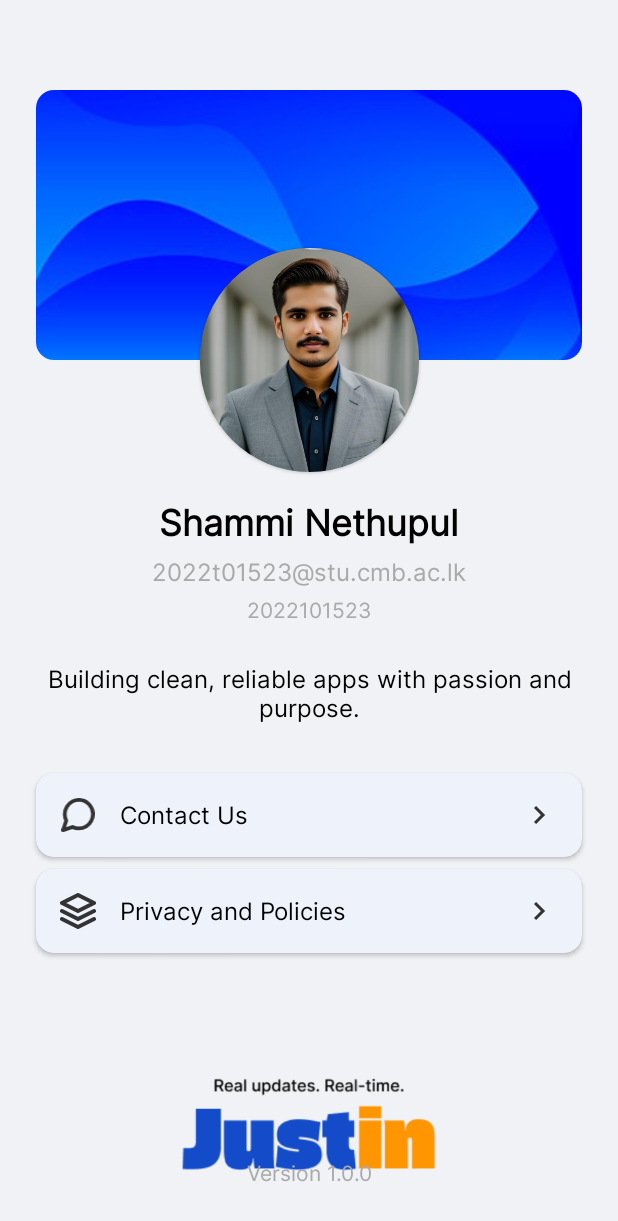
After one commit to cycotechnolgies/JustinNews, an Android app: the fragment AboutUsFragment shown on its own in the app's theme, on a phone screen of 412 x 824 dp. The commit adds this screen. Shown: the top 1221 px of the screen. Run offline under Robolectric (Android 15) with nearby library versions, the phone set to English and light mode, and no system bars; our stand-ins replace CircleImageView; 1 statement that could not run was skipped.

Commit message:
about us page layout and logics

```diff
--- /dev/null
+++ b/app/src/main/java/com/cycotechnologies/justinnews/AboutUsFragment.java
@@ -0,0 +1,109 @@
+package com.cycotechnologies.justinnews; // Your package name
+
+import android.content.Intent;
+import android.net.Uri;
+import android.os.Bundle;
+
+import androidx.annotation.NonNull;
+import androidx.annotation.Nullable; // Added import for Nullable
+import androidx.cardview.widget.CardView; // Added import for CardView
+import androidx.fragment.app.Fragment;
+
+import android.view.LayoutInflater;
+import android.view.View;
+import android.view.ViewGroup;
+import android.widget.Toast; // Added import for Toast
+
+/**
+ * A simple {@link Fragment} subclass for the About Us page.
+ * Use the {@link AboutUsFragment#newInstance} factory method to
+ * create an instance of this fragment.
+ */
+public class AboutUsFragment extends Fragment {
+
+    // UI elements from the layout
+    private CardView contactUsCard;
+    private CardView privacyPolicyCard;
+
+    public AboutUsFragment() {
+        // Required empty public constructor
+    }
+
+    /**
+     * Use this factory method to create a new instance of
+     * this fragment. No parameters are needed as the content is static.
+     *
+     * @return A new instance of fragment AboutUsFragment.
+     */
+    public static AboutUsFragment newInstance() {
+        AboutUsFragment fragment = new AboutUsFragment();
+        // No arguments needed for static content
+        return fragment;
+    }
+
+    @Override
+    public void onCreate(@Nullable Bundle savedInstanceState) { // Changed to @Nullable
+        super.onCreate(savedInstanceState);
+        // No arguments to retrieve since newInstance() no longer takes params
+        // if (getArguments() != null) { ... } // Removed this block
+    }
+
+    @Override
+    public View onCreateView(@NonNull LayoutInflater inflater, @Nullable ViewGroup container, // Changed to @Nullable
+                             Bundle savedInstanceState) {
+        // Inflate the layout for this fragment
+        View view = inflater.inflate(R.layout.fragment_about_us, container, false);
+
+        // Initialize UI elements from the inflated view
+        contactUsCard = view.findViewById(R.id.contactUsCard);
+        privacyPolicyCard = view.findViewById(R.id.privacyPolicyCard);
+
+        // Set click listeners for the cards
+        if (contactUsCard != null) {
+            contactUsCard.setOnClickListener(v -> handleContactUsClick());
+        }
+        if (privacyPolicyCard != null) {
+            privacyPolicyCard.setOnClickListener(v -> handlePrivacyPolicyClick());
+        }
+
+        // You can set images or dynamic content here if needed, e.g.:
+        // developerProfileImage.setImageResource(R.drawable.your_actual_developer_pic);
+
+        return view;
+    }
+
+    /**
+     * Handles the click on the "Contact Us" card.
+     * Opens an email client to send an email to the developer.
+     */
+    private void handleContactUsClick() {
+        // Replace "cycotechnologies@gmail.com" with your actual contact email
+        Intent emailIntent = new Intent(Intent.ACTION_SENDTO);
+        emailIntent.setData(Uri.parse("mailto:cycotechnologies@gmail.com"));
+        emailIntent.putExtra(Intent.EXTRA_SUBJECT, "Inquiry about Justin News App");
+
+        // Check if there's an app to handle this intent
+        if (emailIntent.resolveActivity(requireActivity().getPackageManager()) != null) {
+            startActivity(emailIntent);
+        } else {
+            Toast.makeText(getContext(), "No email app found.", Toast.LENGTH_SHORT).show();
+        }
+    }
+
+    /**
+     * Handles the click on the "Privacy and Policies" card.
+     * Opens a web browser to the privacy policy URL.
+     */
+    private void handlePrivacyPolicyClick() {
+        // Replace "https://www.yourwebsite.com/privacy-policy" with your actual privacy policy URL
+        String privacyPolicyUrl = "https://www.yourwebsite.com/privacy-policy";
+        Intent browserIntent = new Intent(Intent.ACTION_VIEW, Uri.parse(privacyPolicyUrl));
+
+        // Check if there's an app to handle this intent
+        if (browserIntent.resolveActivity(requireActivity().getPackageManager()) != null) {
+            startActivity(browserIntent);
+        } else {
+            Toast.makeText(getContext(), "No browser found.", Toast.LENGTH_SHORT).show();
+        }
+    }
+}
--- a/app/src/main/java/com/cycotechnologies/justinnews/MainActivity.java
+++ b/app/src/main/java/com/cycotechnologies/justinnews/MainActivity.java
@@ -12,7 +12,7 @@ import androidx.fragment.app.FragmentTransaction;
 
 import com.cycotechnologies.justinnews.databinding.ActivityMainBinding;
 
-public class MainActivity extends AppCompatActivity {
+public class MainActivity extends AppCompatActivity implements ProfileFragment.OnFragmentInteractionListener {
 
     public static final String SHARED_PREFS = "shared_prefs";
     public static final String EMAIL_KEY = "email_key";
@@ -71,4 +71,9 @@ public class MainActivity extends AppCompatActivity {
         fragmentTransaction.addToBackStack(null);
         fragmentTransaction.commit();
     }
+
+    @Override
+    public void navigateToAboutUs() {
+        replaceFragment(AboutUsFragment.newInstance());
+    }
 }
--- a/app/src/main/java/com/cycotechnologies/justinnews/ProfileFragment.java
+++ b/app/src/main/java/com/cycotechnologies/justinnews/ProfileFragment.java
@@ -24,6 +24,7 @@ import com.google.firebase.auth.FirebaseUser;
 import com.google.firebase.firestore.DocumentReference;
 import com.google.firebase.firestore.FirebaseFirestore;
 
+import java.io.Serializable;
 import java.util.HashMap;
 import java.util.Map;
 
@@ -40,6 +41,9 @@ public class ProfileFragment extends Fragment implements EditProfileDialogFragme
     private TextView userEmailTextView;
     private CardView editProfileCard;
     private MaterialButton signOutButton;
+    private CardView aboutUsCard;
+
+    private MainActivity hostActivity;
 
     // Firebase instances
     private FirebaseAuth mAuth;
@@ -50,16 +54,38 @@ public class ProfileFragment extends Fragment implements EditProfileDialogFragme
     public ProfileFragment() {
     }
 
+    public interface OnFragmentInteractionListener {
+        void navigateToAboutUs();
+    }
+
+    private OnFragmentInteractionListener mListener;
+
     public static ProfileFragment newInstance() {
         ProfileFragment fragment = new ProfileFragment();
         return fragment;
     }
 
     @Override
+    public void onAttach(@NonNull Context context) {
+        super.onAttach(context);
+        if (context instanceof OnFragmentInteractionListener) {
+            mListener = (OnFragmentInteractionListener) context;
+        } else {
+            throw new RuntimeException(context.toString()
+                    + " must implement ProfileFragment.OnFragmentInteractionListener");
+        }
+    }
+
+    @Override
+    public void onDetach() {
+        super.onDetach();
+        mListener = null;
+    }
+
+    @Override
     public void onCreate(Bundle savedInstanceState) {
         super.onCreate(savedInstanceState);
         Log.d(TAG, "onCreate: Fragment created.");
-        // Initialize Firebase instances here
         mAuth = FirebaseAuth.getInstance();
         db = FirebaseFirestore.getInstance();
     }
@@ -76,6 +102,7 @@ public class ProfileFragment extends Fragment implements EditProfileDialogFragme
         userEmailTextView = view.findViewById(R.id.emailHolder);
         editProfileCard = view.findViewById(R.id.editProfileCard);
         signOutButton = view.findViewById(R.id.signOutButton);
+        aboutUsCard = view.findViewById(R.id.aboutUsCard);
 
         // --- Debugging checks ---
         if (editProfileCard == null) {
@@ -98,6 +125,21 @@ public class ProfileFragment extends Fragment implements EditProfileDialogFragme
         }
         // --- End debugging checks ---
 
+        if (aboutUsCard == null) {
+            Log.e(TAG, "onCreateView: aboutUsCard is null. Check ID in fragment_profile.xml");
+        } else {
+            Log.d(TAG, "onCreateView: aboutUsCard found.");
+            aboutUsCard.setOnClickListener(v -> {
+                Log.d(TAG, "onClick: About Us Card clicked. Requesting navigation to Activity.");
+                if (mListener != null) {
+                    mListener.navigateToAboutUs(); // CALL THIS METHOD ON THE LISTENER
+                } else {
+                    Log.e(TAG, "onClick: mListener is null, cannot navigate to About Us. Activity not implementing interface?");
+                    Toast.makeText(getContext(), "Error navigating to About Us.", Toast.LENGTH_SHORT).show();
+                }
+            });
+        }
+
 
         return view;
     }
@@ -111,16 +153,6 @@ public class ProfileFragment extends Fragment implements EditProfileDialogFragme
         if (currentUser == null) {
             Log.d(TAG, "onStart: User not logged in.");
             Toast.makeText(getContext(), "Please log in to view your profile.", Toast.LENGTH_LONG).show();
-            // Optional: Redirect to login activity
-            // If you have a LoginActivity, uncomment and replace
-            /*
-            if (getActivity() != null) {
-                Intent intent = new Intent(getActivity(), LoginActivity.class); // Replace LoginActivity.class
-                intent.addFlags(Intent.FLAG_ACTIVITY_CLEAR_TOP | Intent.FLAG_ACTIVITY_NEW_TASK);
-                startActivity(intent);
-                getActivity().finish();
-            }
-            */
         } else {
             Log.d(TAG, "onStart: User logged in. Loading profile.");
             // User is logged in, load profile data
@@ -128,10 +160,6 @@ public class ProfileFragment extends Fragment implements EditProfileDialogFragme
         }
     }
 
-    /**
-     * Loads the current user's profile data from Firestore and displays it.
-     * This method should be called on fragment start and after a successful profile update.
-     */
     private void loadUserProfile() {
         currentUser = mAuth.getCurrentUser();
         if (currentUser != null) {
@@ -167,10 +195,6 @@ public class ProfileFragment extends Fragment implements EditProfileDialogFragme
         }
     }
 
-    /**
-     * Shows the EditProfileDialogFragment.
-     * It passes the current name and email to pre-fill the dialog fields.
-     */
     private void showEditProfileDialog() {
         String currentName = userNameTextView.getText().toString();
         String currentEmail = userEmailTextView.getText().toString();
@@ -198,9 +222,6 @@ public class ProfileFragment extends Fragment implements EditProfileDialogFragme
     }
 
     /**
-     * Callback method from EditProfileDialogFragment when the user clicks "Update".
-     * This method handles updating the user's profile in Firebase Firestore.
-     *
      * @param newName The new name entered by the user.
      * @param newEmail The new email entered by the user.
      */
@@ -249,9 +270,7 @@ public class ProfileFragment extends Fragment implements EditProfileDialogFragme
         }
     }
 
-    /**
-     * Handles user sign out.
-     */
+
     private void showLogoutConfirmDialog() {
         Log.d(TAG, "showLogoutConfirmDialog: Displaying logout confirmation dialog.");
         LogoutConfirmDialogFragment dialog = LogoutConfirmDialogFragment.newInstance();
@@ -294,4 +313,5 @@ public class ProfileFragment extends Fragment implements EditProfileDialogFragme
             Log.e(TAG, "onLogoutConfirmed: getActivity() is null, cannot redirect after logout.");
         }
     }
+
 }
--- /dev/null
+++ b/app/src/main/res/layout/fragment_about_us.xml
@@ -0,0 +1,225 @@
+<?xml version="1.0" encoding="utf-8"?>
+<androidx.constraintlayout.widget.ConstraintLayout xmlns:android="http://schemas.android.com/apk/res/android"
+    xmlns:app="http://schemas.android.com/apk/res-auto"
+    xmlns:tools="http://schemas.android.com/tools"
+    android:layout_width="match_parent"
+    android:layout_height="match_parent"
+    android:background="#F0F2F5"
+    tools:context=".ProfileFragment">
+
+    <!-- Top Blue Wave Background -->
+    <com.google.android.material.imageview.ShapeableImageView
+        android:id="@+id/imageViewBackground"
+        android:layout_width="0dp"
+        android:layout_height="180dp"
+        android:layout_marginStart="24dp"
+        android:layout_marginTop="60dp"
+        android:layout_marginEnd="24dp"
+        android:contentDescription="Background wave graphic"
+        android:scaleType="centerCrop"
+        android:src="@drawable/ic_profile_background"
+        app:shapeAppearanceOverlay="@style/roundImageView"
+        app:layout_constraintEnd_toEndOf="parent"
+        app:layout_constraintStart_toStartOf="parent"
+        app:layout_constraintTop_toTopOf="parent" />
+
+    <!-- User Profile Image Placeholder (Circle) -->
+
+    <com.google.android.material.imageview.ShapeableImageView
+        android:id="@+id/profileImage"
+        android:layout_width="146dp"
+        android:layout_height="149dp"
+        android:elevation="1dp"
+        android:scaleType="centerCrop"
+        android:src="@drawable/ic_devimg"
+        app:layout_constraintBottom_toBottomOf="@+id/imageViewBackground"
+        app:layout_constraintEnd_toEndOf="parent"
+        app:layout_constraintStart_toStartOf="parent"
+        app:layout_constraintTop_toBottomOf="@+id/imageViewBackground"
+        app:shapeAppearanceOverlay="@style/CircleImageView" />
+
+
+    <!-- User Name -->
+    <TextView
+        android:id="@+id/userNameHolder"
+        android:layout_width="wrap_content"
+        android:layout_height="wrap_content"
+        android:layout_marginTop="16dp"
+        android:text="Shammi Nethupul"
+        android:textColor="@android:color/black"
+        android:textSize="24sp"
+        android:textStyle="bold"
+        app:layout_constraintEnd_toEndOf="parent"
+        app:layout_constraintStart_toStartOf="parent"
+        app:layout_constraintTop_toBottomOf="@+id/profileImage" />
+
+    <!-- User Email -->
+    <TextView
+        android:id="@+id/emailHolder"
+        android:layout_width="wrap_content"
+        android:layout_height="wrap_content"
+        android:layout_marginTop="4dp"
+        android:text="2022t01523@stu.cmb.ac.lk"
+        android:textColor="@android:color/darker_gray"
+        android:textSize="16sp"
+        app:layout_constraintEnd_toEndOf="parent"
+        app:layout_constraintStart_toStartOf="parent"
+        app:layout_constraintTop_toBottomOf="@+id/userNameHolder" />
+
+    <TextView
+        android:id="@+id/appTagline"
+        android:layout_width="0dp"
+        android:layout_height="wrap_content"
+        android:layout_marginStart="24dp"
+        android:layout_marginTop="24dp"
+        android:layout_marginEnd="24dp"
+        android:gravity="center_horizontal"
+        android:text="Building clean, reliable apps with passion and purpose."
+        android:textColor="@android:color/black"
+        android:textSize="16sp"
+        app:layout_constraintEnd_toEndOf="parent"
+        app:layout_constraintStart_toStartOf="parent"
+        app:layout_constraintTop_toBottomOf="@+id/developerId" />
+
+    <TextView
+        android:id="@+id/developerId"
+        android:layout_width="wrap_content"
+        android:layout_height="wrap_content"
+        android:layout_marginTop="4dp"
+        android:text="2022101523"
+        android:textColor="@android:color/darker_gray"
+        android:textSize="14sp"
+        app:layout_constraintEnd_toEndOf="parent"
+        app:layout_constraintStart_toStartOf="parent"
+        app:layout_constraintTop_toBottomOf="@+id/emailHolder" />
+
+    <com.google.android.material.card.MaterialCardView
+        android:id="@+id/contactUsCard"
+        android:layout_width="0dp"
+        android:layout_height="wrap_content"
+        android:layout_marginStart="24dp"
+        android:layout_marginTop="32dp"
+        android:layout_marginEnd="24dp"
+        android:background="?android:attr/selectableItemBackground"
+        android:clickable="true"
+        android:focusable="true"
+        app:cardCornerRadius="12dp"
+        app:cardElevation="2dp"
+        app:layout_constraintEnd_toEndOf="parent"
+        app:layout_constraintStart_toStartOf="parent"
+        app:layout_constraintTop_toBottomOf="@+id/appTagline">
+
+        <LinearLayout
+            android:layout_width="match_parent"
+            android:layout_height="wrap_content"
+            android:gravity="center_vertical"
+            android:orientation="horizontal"
+            android:padding="16dp">
+
+            <ImageView
+                android:layout_width="24dp"
+                android:layout_height="24dp"
+                android:contentDescription="Contact Us Icon"
+                android:src="@drawable/ic_message"
+                app:tint="@color/colorOnBackground" />
+
+            <TextView
+                android:layout_width="0dp"
+                android:layout_height="wrap_content"
+                android:layout_marginStart="16dp"
+                android:layout_weight="1"
+                android:text="Contact Us"
+                android:textColor="@android:color/black"
+                android:textSize="16sp" />
+
+            <ImageView
+                android:layout_width="24dp"
+                android:layout_height="24dp"
+                android:contentDescription="Arrow Right"
+                android:src="@drawable/ic_right_arrow"
+                app:tint="@color/colorOnSecondary" />
+        </LinearLayout>
+    </com.google.android.material.card.MaterialCardView>
+
+    <!-- Privacy and Policies Card -->
+    <com.google.android.material.card.MaterialCardView
+        android:id="@+id/privacyPolicyCard"
+        android:layout_width="0dp"
+        android:layout_height="wrap_content"
+        android:layout_marginStart="24dp"
+        android:layout_marginTop="8dp"
+        android:layout_marginEnd="24dp"
+        android:background="?android:attr/selectableItemBackground"
+        android:clickable="true"
+        android:focusable="true"
+        app:cardCornerRadius="12dp"
+        app:cardElevation="2dp"
+        app:layout_constraintEnd_toEndOf="parent"
+        app:layout_constraintStart_toStartOf="parent"
+        app:layout_constraintTop_toBottomOf="@+id/contactUsCard">
+
+        <LinearLayout
+            android:layout_width="match_parent"
+            android:layout_height="wrap_content"
+            android:gravity="center_vertical"
+            android:orientation="horizontal"
+            android:padding="16dp">
+
+            <ImageView
+                android:layout_width="24dp"
+                android:layout_height="24dp"
+                android:contentDescription="Privacy Policy Icon"
+                android:src="@drawable/ic_file"
+                app:tint="@color/colorOnSecondary" />
+
+            <TextView
+                android:layout_width="0dp"
+                android:layout_height="wrap_content"
+                android:layout_marginStart="16dp"
+                android:layout_weight="1"
+                android:text="Privacy and Policies"
+                android:textColor="@android:color/black"
+                android:textSize="16sp" />
+
+            <ImageView
+                android:layout_width="24dp"
+                android:layout_height="24dp"
+                android:contentDescription="Arrow Right"
+                android:src="@drawable/ic_right_arrow"
+                app:tint="@color/colorOnSecondary" />
+        </LinearLayout>
+    </com.google.android.material.card.MaterialCardView>
+
+    <!-- App Logo (Justin) -->
+
+    <!-- App Version -->
+    <ImageView
+        android:id="@+id/appLogo"
+        android:layout_width="0dp"
+        android:layout_height="75dp"
+        android:layout_marginStart="24dp"
+        android:layout_marginTop="104dp"
+        android:layout_marginEnd="24dp"
+        android:contentDescription="App Logo"
+        android:src="@drawable/ic_heading_logo"
+        app:layout_constraintBottom_toTopOf="@+id/appVersion"
+        app:layout_constraintEnd_toEndOf="parent"
+        app:layout_constraintStart_toStartOf="parent"
+        app:layout_constraintTop_toBottomOf="@+id/privacyPolicyCard" />
+
+    <TextView
+        android:id="@+id/appVersion"
+        android:layout_width="0dp"
+        android:layout_height="wrap_content"
+        android:layout_marginStart="24dp"
+        android:layout_marginEnd="24dp"
+        android:layout_marginBottom="32dp"
+        android:text="Version 1.0.0"
+        android:textAlignment="center"
+        android:textColor="@android:color/darker_gray"
+        android:textSize="14sp"
+        app:layout_constraintBottom_toBottomOf="parent"
+        app:layout_constraintEnd_toEndOf="parent"
+        app:layout_constraintStart_toStartOf="parent" />
+
+</androidx.constraintlayout.widget.ConstraintLayout>
--- a/app/src/main/res/values-night/themes.xml
+++ b/app/src/main/res/values-night/themes.xml
@@ -1,7 +1,71 @@
 <resources xmlns:tools="http://schemas.android.com/tools">
     <!-- Base application theme. -->
     <style name="Base.Theme.JustinNews" parent="Theme.Material3.DayNight.NoActionBar">
-        <!-- Customize your dark theme here. -->
-        <!-- <item name="colorPrimary">@color/my_dark_primary</item> -->
+        <!-- Primary brand color -->
+        <item name="colorPrimary">@color/colorPrimary</item>
+        <item name="colorPrimaryVariant">@color/colorPrimary</item>
+        <item name="colorOnPrimary">@color/colorOnPrimary</item>
+
+        <!-- Secondary color -->
+        <item name="colorSecondary">@color/colorSecondary</item>
+        <item name="colorSecondaryVariant">@color/colorSecondary</item>
+        <item name="colorOnSecondary">@color/colorOnSecondary</item>
+
+        <!-- Backgrounds and surfaces -->
+        <item name="android:colorBackground">@color/colorBackground</item>
+        <!--        <item name="colorBackground">@color/colorBackground</item>-->
+        <item name="colorSurface">@color/colorSurface</item>
+        <item name="colorOnBackground">@color/colorOnBackground</item>
+        <item name="colorOnSurface">@color/colorOnBackground</item>
+
+        <!-- Typography -->
+        <item name="fontFamily">@font/inter</item>
+        <item name="android:fontFamily">@font/inter</item>
+
+        <!-- Elevation overlays (Material 2) -->
+        <item name="materialCardViewStyle">@style/Widget.MaterialComponents.CardView</item>
+
+        <!-- Input and button styling -->
+        <item name="textInputStyle">@style/Widget.MaterialComponents.TextInputLayout.OutlinedBox</item>
+        <item name="materialButtonStyle">@style/Widget.MaterialComponents.Button</item>
+
+        <!-- Bottom Navigation -->
+        <item name="bottomNavigationStyle">@style/Widget.JustinNews.BottomNavigation</item>
+
+        <!-- App bar / toolbar -->
+        <item name="toolbarStyle">@style/Widget.MaterialComponents.Toolbar.Primary</item>
     </style>
+
+    <style name="Theme.JustinNews" parent="Base.Theme.JustinNews" />
+
+    <style name="Widget.JustinNews.BottomNavigation" parent="Widget.MaterialComponents.BottomNavigationView">
+        <item name="backgroundTint">@color/colorPrimary</item>
+        <item name="itemIconTint">@color/bottom_nav_selector</item>
+        <item name="itemTextColor">@color/bottom_nav_selector</item>
+    </style>
+
+    <style name="ShapeAppearance.App.RoundedCorners" parent="ShapeAppearance.MaterialComponents.SmallComponent">
+        <item name="cornerFamily">rounded</item>
+        <item name="cornerSize">12dp</item> </style>
+
+    <style name="Widget.App.TextInputLayout.FilledBox.Rounded" parent="Widget.MaterialComponents.TextInputLayout.FilledBox">
+        <item name="boxStrokeWidth">0dp</item> <item name="boxStrokeWidthFocused">0dp</item>
+        <item name="boxCornerRadiusTopStart">12dp</item>
+        <item name="boxCornerRadiusTopEnd">12dp</item>
+        <item name="boxCornerRadiusBottomStart">12dp</item>
+        <item name="boxCornerRadiusBottomEnd">12dp</item>
+        <item name="shapeAppearanceOverlay">@style/ShapeAppearance.App.RoundedCorners</item>
+    </style>
+
+    <style name="CircleImageView" parent="">
+        <item name="cornerFamily">rounded</item>
+        <item name="cornerSize">50%</item>
+    </style>
+
+    <style name="roundImageView" parent="">
+        <item name="cornerFamily">rounded</item>
+        <item name="cornerSize">12dp</item>
+    </style>
+
+
 </resources>
```
Also changed, not shown: app/src/main/res/drawable/ic_devimg.png (added).
